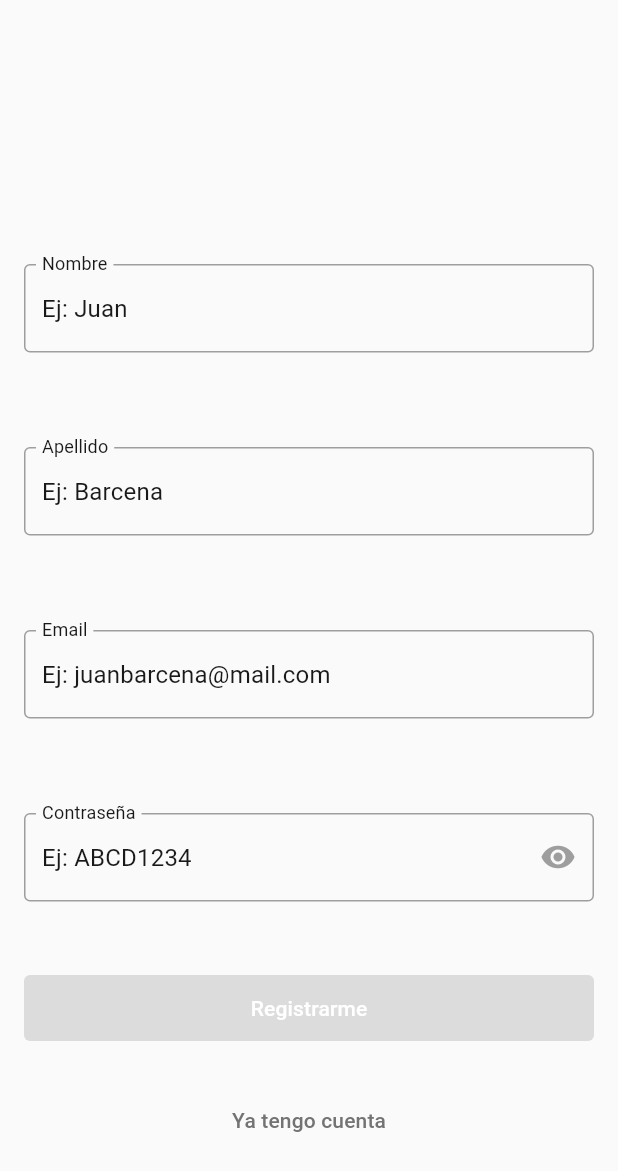
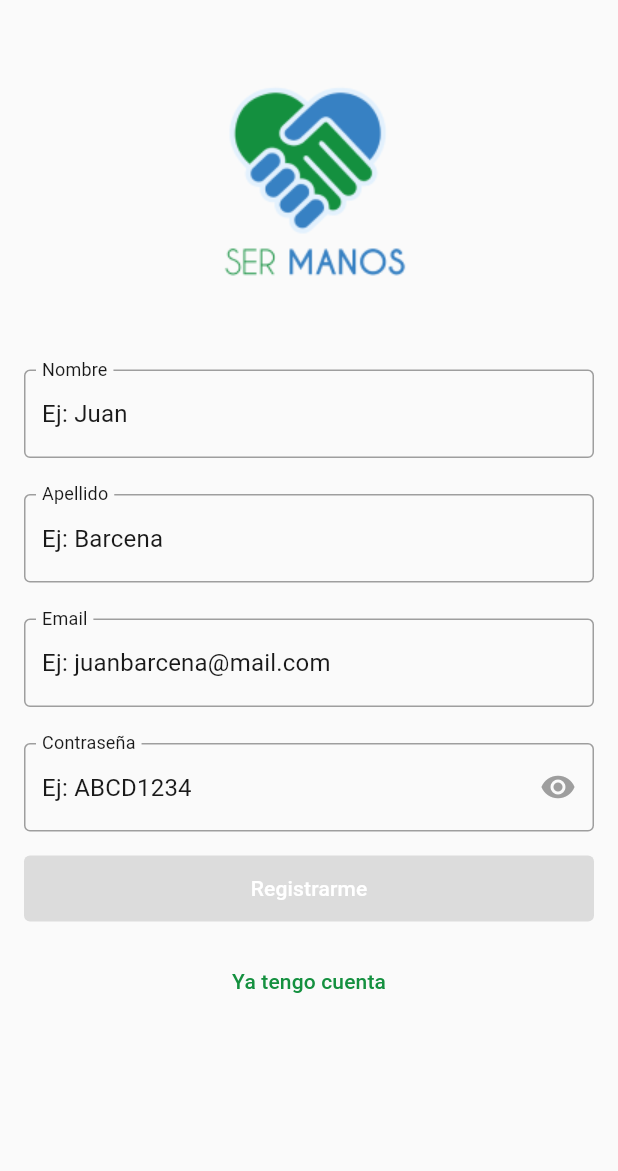
Before and after one commit to gprinc/flutter-tp-1c-2023, a Flutter app: the SignupPage screen opened by its route, on a phone screen of 412 x 824 dp. Shown: the top 1171 px of the screen. Run offline on Flutter 3.47's test engine with Material 2 defaults, Android fonts, the phone set to English and light mode, and no system bars; our stand-ins replace cloud_firestore, file_picker, firebase_analytics, firebase_auth, firebase_core, firebase_crashlytics and 5 more; missing offline and left inert: maps_launcher; accounts and stored records are empty; network calls fail.

Commit message:
arreglos de signup

```diff
--- a/lib/cells/forms.dart
+++ b/lib/cells/forms.dart
@@ -47,7 +47,9 @@ class _LoginFormState extends State<LoginForm> {
         const SnackBar(content: Text('Validando')),
       );
       // context.goNamed('home');
-      Provider.of<UserService>(context, listen: false).loginUser(_emailController.text, _passController.text);
+      Provider.of<UserService>(context, listen: false)
+          .loginUser(_emailController.text, _passController.text)
+          .then((value) => context.goNamed('home'));
     }
   }
 
@@ -176,7 +178,10 @@ class _RegisterFormState extends State<RegisterForm> {
         const SnackBar(content: Text('Validando')),
       );
       // context.goNamed('welcome');
-      Provider.of<UserService>(context, listen: false).registerUser(_emailController.text, _firstNameController.text, _lastNameController.text, _passController.text);
+      Provider.of<UserService>(context, listen: false)
+          .registerUser(_emailController.text, _firstNameController.text,
+              _lastNameController.text, _passController.text)
+          .then((value) => context.goNamed('welcome'));
     }
   }
 
@@ -189,7 +194,18 @@ class _RegisterFormState extends State<RegisterForm> {
 
   @override
   Widget build(BuildContext context) {
-    return Form(
+    double width = MediaQuery.of(context).size.width;
+    return Column(
+      children: [
+        Image.asset(
+          'assets/logo.png',
+          height: width * 0.45,
+          width: width * 0.45,
+        ),
+        const SizedBox(
+          height: 30,
+        ),
+        Form(
           key: _formKey,
           autovalidateMode: AutovalidateMode.disabled,
           onChanged: () {
@@ -198,11 +214,11 @@ class _RegisterFormState extends State<RegisterForm> {
               _isFresh = false;
             });
           },
+          child: Expanded(
+            child: SingleChildScrollView(
               child: Column(
+                mainAxisSize: MainAxisSize.min,
                 children: <Widget>[
-          const SizedBox(
-            height: 176,
-          ),
                   LabelTextInput(
                     placeHolder: 'Ej: Juan ',
                     controller: _firstNameController,
@@ -210,7 +226,7 @@ class _RegisterFormState extends State<RegisterForm> {
                     label: 'Nombre',
                   ),
                   const SizedBox(
-            height: 63,
+                    height: 24,
                   ),
                   LabelTextInput(
                     placeHolder: 'Ej: Barcena',
@@ -219,7 +235,7 @@ class _RegisterFormState extends State<RegisterForm> {
                     label: 'Apellido',
                   ),
                   const SizedBox(
-            height: 63,
+                    height: 24,
                   ),
                   LabelTextInput(
                     placeHolder: 'Ej: juanbarcena@mail.com',
@@ -229,7 +245,7 @@ class _RegisterFormState extends State<RegisterForm> {
                     keyboardType: TextInputType.emailAddress,
                   ),
                   const SizedBox(
-            height: 63,
+                    height: 24,
                   ),
                   LabelTextInput(
                     placeHolder: 'Ej: ABCD1234',
@@ -238,24 +254,24 @@ class _RegisterFormState extends State<RegisterForm> {
                     obscureInput: true,
                     label: 'Contraseña',
                   ),
-          const SizedBox(
-            height: 49,
+                ],
               ),
+            ),
+          ),
+        ),
+        const SizedBox(height: 16),
         CtaButton(
           text: 'Registrarme',
           handlePress: _validate,
           enabledState: _isFresh ? false : _enabled,
           disableAfterPress: true,
         ),
-          const SizedBox(
-            height: 29,
-          ),
+        const SizedBox(height: 16),
         TextButton(
           onPressed: () => context.goNamed('login'),
-            child: Text('Ya tengo cuenta', style: btnModif(textBtn)),
-          )
+          child: Text('Ya tengo cuenta', style: btnModif(primary)),
+        ),
       ],
-      ),
     );
   }
 }
--- a/lib/molecules/inputs.dart
+++ b/lib/molecules/inputs.dart
@@ -235,7 +235,7 @@ class _LabelTextInputState extends State<LabelTextInput> {
             ),
             suffixIcon: _getStateIcon()),
         style: subtitle01,
-        obscureText: widget.obscureInput,
+        obscureText: _isObscured,
         validator: (value) {
           String? validation = widget.validator(value);
           setState(() {
--- a/lib/pages/novedades.dart
+++ b/lib/pages/novedades.dart
@@ -119,7 +119,7 @@ class NewsPage extends StatelessWidget {
                   text: 'Compartir',
                   handlePress: () {
                     Share.share(
-                        'mira esta novedad: https://sermanos.com/selected-news/' +
+                        'mira esta novedad: sermanos://pages/selected-news/' +
                             index.toString());
                   },
                   enabledState: true)
--- a/lib/pages/signup.dart
+++ b/lib/pages/signup.dart
@@ -7,11 +7,10 @@ class SignupPage extends StatelessWidget {
   @override
   Widget build(BuildContext context) {
     return const Scaffold(
-      body: SingleChildScrollView(
-        child: Padding(
-          padding: EdgeInsets.only(left: 16, right: 16),
-          child: RegisterForm(),
-        ),
+      resizeToAvoidBottomInset: false,
+      body: Padding(
+        padding: EdgeInsets.only(left: 16, right: 16, top: 31, bottom: 32),
+        child: RegisterForm(),
       ),
     );
   }
--- a/lib/tokens/token_fonts.dart
+++ b/lib/tokens/token_fonts.dart
@@ -41,7 +41,7 @@ TextStyle subtitle01Modif(Color givenColor) {
     fontFamily: 'Roboto',
     fontStyle: FontStyle.normal,
     fontWeight: FontWeight.w400,
-    fontSize: 14,
+    fontSize: 16,
     //height: 20,
     letterSpacing: 0.25,
     color: givenColor,
```
Also changed, not shown: lib/initial.dart (+32 -29 lines). Lines whose indentation alone changed are shown as unchanged.
